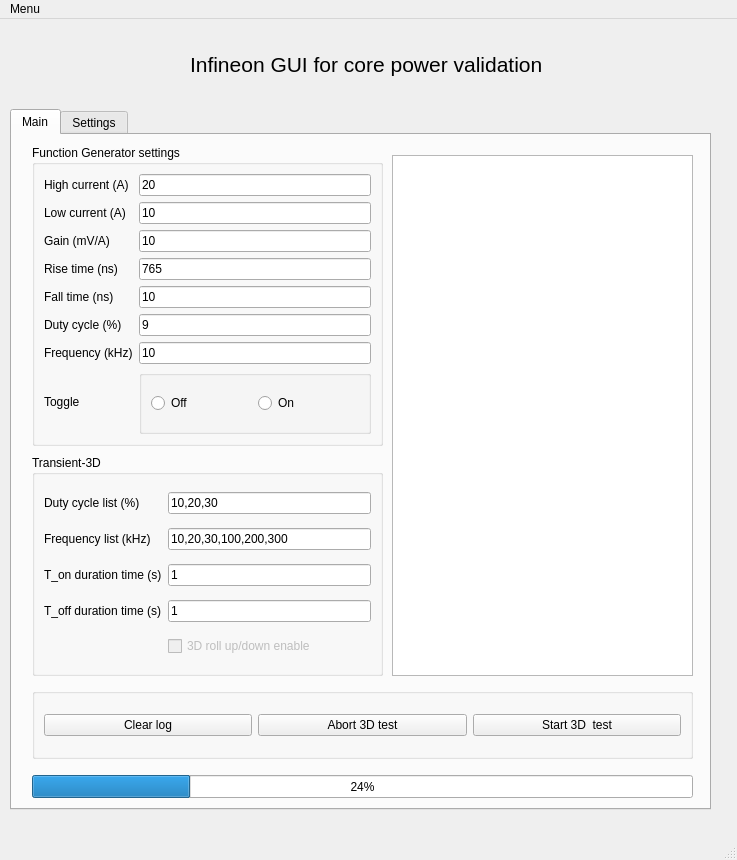
Old version of the form PySide6_Core_Power_Validation_ui.ui in the repository a9202507/ifx_gui_for_core_power_validation.
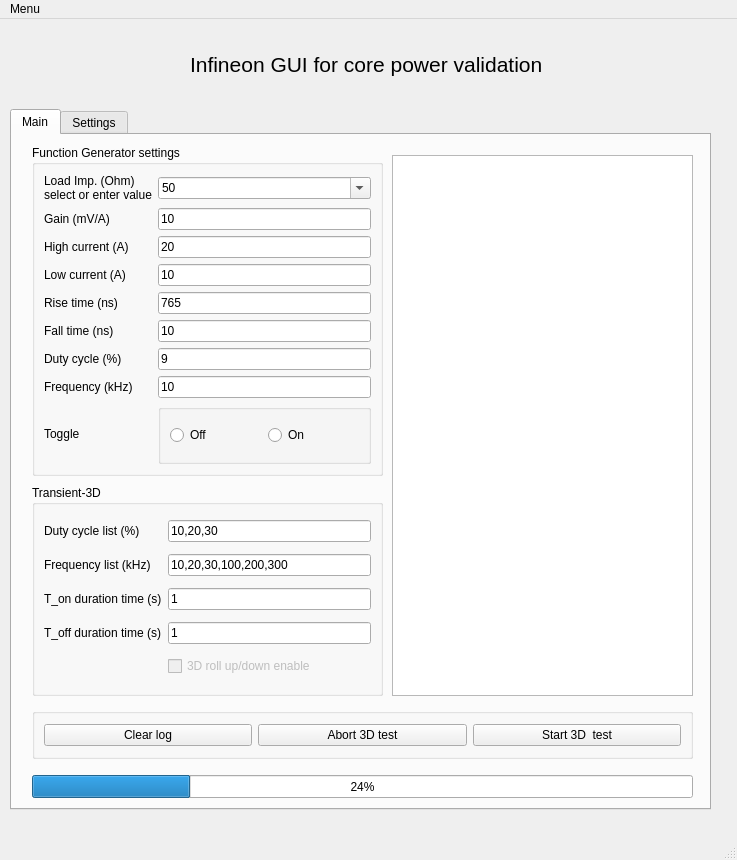
New version of the form. The open tabs and pages were chosen to show the change. Icons and pictures are not drawn.

Commit message: Add setting for function generator load impedance.

```diff
--- a/PySide6_Core_Power_Validation_ui.ui
+++ b/PySide6_Core_Power_Validation_ui.ui
@@ -76,9 +76,9 @@
       <property name="geometry">
        <rect>
         <x>20</x>
-        <y>320</y>
+        <y>350</y>
         <width>351</width>
-        <height>221</height>
+        <height>211</height>
        </rect>
       </property>
       <property name="title">
@@ -172,49 +172,92 @@
         <x>20</x>
         <y>10</y>
         <width>351</width>
-        <height>301</height>
+        <height>331</height>
        </rect>
       </property>
       <property name="title">
        <string>Function Generator settings</string>
       </property>
       <layout class="QGridLayout" name="gridLayout_4">
-       <item row="2" column="0">
-        <widget class="QLabel" name="label_11">
-         <property name="text">
-          <string>Gain (mV/A)</string>
-         </property>
-        </widget>
-       </item>
-       <item row="1" column="1">
+       <item row="3" column="1">
         <widget class="QLineEdit" name="lineEdit">
          <property name="text">
           <string>10</string>
          </property>
         </widget>
        </item>
-       <item row="3" column="0">
-        <widget class="QLabel" name="label_6">
+       <item row="8" column="0">
+        <widget class="QLabel" name="label_7">
          <property name="text">
-          <string>Rise time (ns)</string>
+          <string>Frequency (kHz)</string>
+         </property>
+        </widget>
+       </item>
+       <item row="2" column="0">
+        <widget class="QLabel" name="label_18">
+         <property name="text">
+          <string>High current (A)</string>
          </property>
         </widget>
        </item>
        <item row="2" column="1">
-        <widget class="QLineEdit" name="lineEdit_17">
+        <widget class="QLineEdit" name="lineEdit_16">
          <property name="text">
-          <string>10</string>
+          <string>20</string>
          </property>
         </widget>
        </item>
-       <item row="4" column="1">
-        <widget class="QLineEdit" name="lineEdit_4">
+       <item row="6" column="0">
+        <widget class="QLabel" name="label_4">
          <property name="text">
+          <string>Fall time (ns)</string>
+         </property>
+        </widget>
+       </item>
+       <item row="9" column="0">
+        <widget class="QLabel" name="label_12">
+         <property name="text">
+          <string>Toggle</string>
+         </property>
+        </widget>
+       </item>
+       <item row="3" column="0">
+        <widget class="QLabel" name="label">
+         <property name="text">
+          <string>Low current (A)</string>
+         </property>
+        </widget>
+       </item>
+       <item row="0" column="0">
+        <widget class="QLabel" name="label_25">
+         <property name="text">
+          <string>Load Imp. (Ohm)
+select or enter value</string>
+         </property>
+        </widget>
+       </item>
+       <item row="8" column="1">
+        <widget class="QLineEdit" name="lineEdit_8">
+         <property name="text">
           <string>10</string>
          </property>
         </widget>
        </item>
-       <item row="7" column="1">
+       <item row="5" column="1">
+        <widget class="QLineEdit" name="lineEdit_6">
+         <property name="text">
+          <string>765</string>
+         </property>
+        </widget>
+       </item>
+       <item row="7" column="0">
+        <widget class="QLabel" name="label_5">
+         <property name="text">
+          <string>Duty cycle (%)</string>
+         </property>
+        </widget>
+       </item>
+       <item row="9" column="1">
         <widget class="QGroupBox" name="groupBox_6">
          <property name="title">
           <string/>
@@ -237,76 +280,58 @@
          </layout>
         </widget>
        </item>
-       <item row="1" column="0">
-        <widget class="QLabel" name="label">
-         <property name="text">
-          <string>Low current (A)</string>
-         </property>
-        </widget>
-       </item>
-       <item row="0" column="1">
-        <widget class="QLineEdit" name="lineEdit_16">
-         <property name="text">
-          <string>20</string>
-         </property>
-        </widget>
-       </item>
-       <item row="5" column="1">
+       <item row="7" column="1">
         <widget class="QLineEdit" name="lineEdit_5">
          <property name="text">
           <string>9</string>
          </property>
         </widget>
        </item>
-       <item row="3" column="1">
-        <widget class="QLineEdit" name="lineEdit_6">
-         <property name="text">
-          <string>765</string>
-         </property>
-        </widget>
-       </item>
-       <item row="6" column="1">
-        <widget class="QLineEdit" name="lineEdit_8">
-         <property name="text">
-          <string>10</string>
-         </property>
-        </widget>
-       </item>
-       <item row="0" column="0">
-        <widget class="QLabel" name="label_18">
-         <property name="text">
-          <string>High current (A)</string>
-         </property>
-        </widget>
-       </item>
-       <item row="6" column="0">
-        <widget class="QLabel" name="label_7">
-         <property name="text">
-          <string>Frequency (kHz)</string>
-         </property>
-        </widget>
-       </item>
        <item row="5" column="0">
-        <widget class="QLabel" name="label_5">
+        <widget class="QLabel" name="label_6">
          <property name="text">
-          <string>Duty cycle (%)</string>
+          <string>Rise time (ns)</string>
          </property>
         </widget>
        </item>
-       <item row="4" column="0">
-        <widget class="QLabel" name="label_4">
+       <item row="6" column="1">
+        <widget class="QLineEdit" name="lineEdit_4">
          <property name="text">
-          <string>Fall time (ns)</string>
+          <string>10</string>
          </property>
         </widget>
        </item>
-       <item row="7" column="0">
-        <widget class="QLabel" name="label_12">
+       <item row="1" column="0">
+        <widget class="QLabel" name="label_11">
          <property name="text">
-          <string>Toggle</string>
+          <string>Gain (mV/A)</string>
          </property>
         </widget>
        </item>
+       <item row="1" column="1">
+        <widget class="QLineEdit" name="lineEdit_17">
+         <property name="text">
+          <string>10</string>
+         </property>
+        </widget>
+       </item>
+       <item row="0" column="1">
+        <widget class="QComboBox" name="comboBox_8">
+         <property name="editable">
+          <bool>true</bool>
+         </property>
+         <item>
+          <property name="text">
+           <string>50</string>
+          </property>
+         </item>
+         <item>
+          <property name="text">
+           <string>HiZ</string>
+          </property>
+         </item>
+        </widget>
+       </item>
       </layout>
      </widget>
      <widget class="QTextEdit" name="textEdit">
@@ -315,7 +340,7 @@
         <x>380</x>
         <y>20</y>
         <width>301</width>
-        <height>521</height>
+        <height>541</height>
        </rect>
       </property>
      </widget>
@@ -323,9 +348,9 @@
       <property name="geometry">
        <rect>
         <x>20</x>
-        <y>553</y>
+        <y>573</y>
         <width>661</width>
-        <height>71</height>
+        <height>51</height>
        </rect>
       </property>
       <property name="title">
```
The commit also changes 4 other files.
